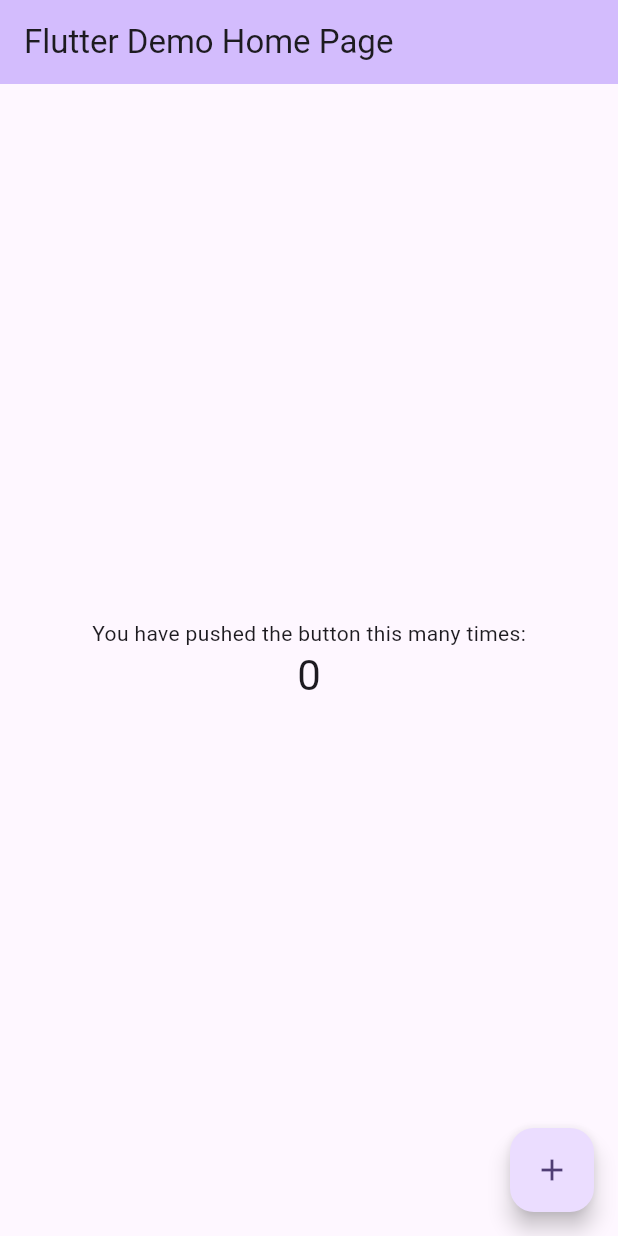
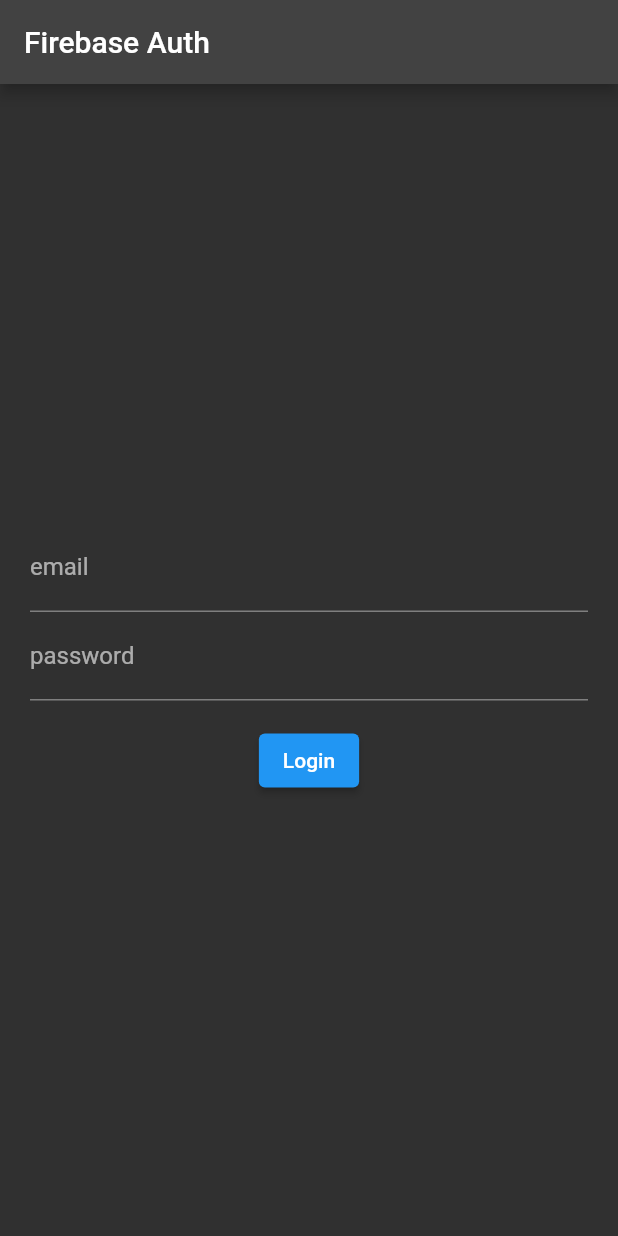
Before and after one commit to Tabbsy/Login_firebase_auth, a Flutter app: the screen it shows after launch, on a phone screen of 412 x 824 dp. Run offline on Flutter 3.47's test engine with Material 2 defaults, Android fonts, the phone set to English and light mode, and no system bars; our stand-ins replace firebase_auth, firebase_core; accounts and stored records are empty.

Commit message:
Try of setup

```diff
--- /dev/null
+++ b/lib/auth.dart
@@ -0,0 +1,33 @@
+import 'package:firebase_auth/firebase_auth.dart';
+
+class Auth {
+  final FirebaseAuth _firebaseAuth = FirebaseAuth.instance;
+
+  User? get currentUser => _firebaseAuth.currentUser;
+
+  Stream<User?> get authStateChanges => _firebaseAuth.authStateChanges();
+
+  Future<void> signInWithEmailAndPassword({
+    required String email,
+    required String password,
+  }) async {
+    await _firebaseAuth.signInWithEmailAndPassword(
+      email: email,
+      password: password,
+    );
+  }
+
+  Future<void> createUserWithEmailAndPassword({
+    required String email,
+    required String password,
+  }) async {
+    await _firebaseAuth.createUserWithEmailAndPassword(
+      email: email,
+      password: password,
+    );
+  }
+
+  Future<void> signOut() async {
+    await _firebaseAuth.signOut();
+  }
+}
--- a/lib/main.dart
+++ b/lib/main.dart
@@ -1,125 +1,30 @@
 import 'package:flutter/material.dart';
+import 'package:firebase_core/firebase_core.dart';
+import 'package:login_firebase/widget_tree.dart';
 
-void main() {
-  runApp(const MyApp());
+import 'firebase_options.dart';
+
+void main() async {
+  WidgetsFlutterBinding.ensureInitialized();
+
+  await Firebase.initializeApp(options: DefaultFirebaseOptions.currentPlatform);
+  //initilization of Firebase app
+
+  // other Firebase service initialization
+
+  runApp(MyApp());
 }
 
 class MyApp extends StatelessWidget {
-  const MyApp({super.key});
+  const MyApp({Key? key}) : super(key: key);
 
   // This widget is the root of your application.
   @override
   Widget build(BuildContext context) {
     return MaterialApp(
-      title: 'Flutter Demo',
-      theme: ThemeData(
-        // This is the theme of your application.
-        //
-        // TRY THIS: Try running your application with "flutter run". You'll see
-        // the application has a blue toolbar. Then, without quitting the app,
-        // try changing the seedColor in the colorScheme below to Colors.green
-        // and then invoke "hot reload" (save your changes or press the "hot
-        // reload" button in a Flutter-supported IDE, or press "r" if you used
-        // the command line to start the app).
-        //
-        // Notice that the counter didn't reset back to zero; the application
-        // state is not lost during the reload. To reset the state, use hot
-        // restart instead.
-        //
-        // This works for code too, not just values: Most code changes can be
-        // tested with just a hot reload.
-        colorScheme: ColorScheme.fromSeed(seedColor: Colors.deepPurple),
-        useMaterial3: true,
-      ),
-      home: const MyHomePage(title: 'Flutter Demo Home Page'),
+      debugShowCheckedModeBanner: false,
+      theme: ThemeData.dark(),
+      home: const WidgetTree(),
     );
   }
 }
-
-class MyHomePage extends StatefulWidget {
-  const MyHomePage({super.key, required this.title});
-
-  // This widget is the home page of your application. It is stateful, meaning
-  // that it has a State object (defined below) that contains fields that affect
-  // how it looks.
-
-  // This class is the configuration for the state. It holds the values (in this
-  // case the title) provided by the parent (in this case the App widget) and
-  // used by the build method of the State. Fields in a Widget subclass are
-  // always marked "final".
-
-  final String title;
-
-  @override
-  State<MyHomePage> createState() => _MyHomePageState();
-}
-
-class _MyHomePageState extends State<MyHomePage> {
-  int _counter = 0;
-
-  void _incrementCounter() {
-    setState(() {
-      // This call to setState tells the Flutter framework that something has
-      // changed in this State, which causes it to rerun the build method below
-      // so that the display can reflect the updated values. If we changed
-      // _counter without calling setState(), then the build method would not be
-      // called again, and so nothing would appear to happen.
-      _counter++;
-    });
-  }
-
-  @override
-  Widget build(BuildContext context) {
-    // This method is rerun every time setState is called, for instance as done
-    // by the _incrementCounter method above.
-    //
-    // The Flutter framework has been optimized to make rerunning build methods
-    // fast, so that you can just rebuild anything that needs updating rather
-    // than having to individually change instances of widgets.
-    return Scaffold(
-      appBar: AppBar(
-        // TRY THIS: Try changing the color here to a specific color (to
-        // Colors.amber, perhaps?) and trigger a hot reload to see the AppBar
-        // change color while the other colors stay the same.
-        backgroundColor: Theme.of(context).colorScheme.inversePrimary,
-        // Here we take the value from the MyHomePage object that was created by
-        // the App.build method, and use it to set our appbar title.
-        title: Text(widget.title),
-      ),
-      body: Center(
-        // Center is a layout widget. It takes a single child and positions it
-        // in the middle of the parent.
-        child: Column(
-          // Column is also a layout widget. It takes a list of children and
-          // arranges them vertically. By default, it sizes itself to fit its
-          // children horizontally, and tries to be as tall as its parent.
-          //
-          // Column has various properties to control how it sizes itself and
-          // how it positions its children. Here we use mainAxisAlignment to
-          // center the children vertically; the main axis here is the vertical
-          // axis because Columns are vertical (the cross axis would be
-          // horizontal).
-          //
-          // TRY THIS: Invoke "debug painting" (choose the "Toggle Debug Paint"
-          // action in the IDE, or press "p" in the console), to see the
-          // wireframe for each widget.
-          mainAxisAlignment: MainAxisAlignment.center,
-          children: <Widget>[
-            const Text(
-              'You have pushed the button this many times:',
-            ),
-            Text(
-              '$_counter',
-              style: Theme.of(context).textTheme.headlineMedium,
-            ),
-          ],
-        ),
-      ),
-      floatingActionButton: FloatingActionButton(
-        onPressed: _incrementCounter,
-        tooltip: 'Increment',
-        child: const Icon(Icons.add),
-      ), // This trailing comma makes auto-formatting nicer for build methods.
-    );
-  }
-}
--- /dev/null
+++ b/lib/pages/login_register_page.dart
@@ -0,0 +1,107 @@
+import 'package:firebase_auth/firebase_auth.dart';
+import 'package:flutter/material.dart';
+import 'package:login_firebase/auth.dart';
+
+class LoginPage extends StatefulWidget {
+  const LoginPage({super.key});
+
+  @override
+  State<LoginPage> createState() => _LoginPageState();
+}
+
+class _LoginPageState extends State<LoginPage> {
+  String? errorMessage = '';
+  bool isLogin = true;
+
+  final TextEditingController _controllerEmail = TextEditingController();
+  final TextEditingController _controllerPassword = TextEditingController();
+
+  Future<void> signInWithEmailAndPassword() async {
+    try {
+      await Auth().signInWithEmailAndPassword(
+        email: _controllerEmail.text,
+        password: _controllerPassword.text,
+      );
+    } on FirebaseAuthException catch (e) {
+      setState(() {
+        errorMessage = e.message;
+      });
+    }
+  }
+
+  Future<void> createUserWithEmailAndPassword() async {
+    try {
+      await Auth().createUserWithEmailAndPassword(
+        email: _controllerEmail.text,
+        password: _controllerPassword.text,
+      );
+    } on FirebaseAuthException catch (e) {
+      setState(() {
+        errorMessage = e.message;
+      });
+    }
+  }
+
+  Widget _title() {
+    return const Text('Firebase Auth');
+  }
+
+  Widget _entryField(
+    String title,
+    TextEditingController controller,
+  ) {
+    return TextField(
+      controller: controller,
+      decoration: InputDecoration(
+        labelText: title,
+      ),
+    );
+  }
+
+  Widget _errorMessage() {
+    return Text(errorMessage == '' ? '' : 'Hmm ? $errorMessage');
+  }
+
+  Widget _summitButton() {
+    return ElevatedButton(
+      onPressed:
+          isLogin ? signInWithEmailAndPassword : createUserWithEmailAndPassword,
+      child: Text(isLogin ? 'Login' : 'Register'),
+    );
+  }
+
+  Widget _loginOrRegisterButton() {
+    return TextButton(
+      onPressed: () {
+        setState(() {
+          isLogin = !isLogin;
+        });
+      },
+      child: Text(isLogin ? 'Register instead' : 'Login instead'),
+    );
+  }
+
+  @override
+  Widget build(BuildContext context) {
+    return Scaffold(
+      appBar: AppBar(
+        title: _title(),
+      ),
+      body: Container(
+        height: double.infinity,
+        width: double.infinity,
+        padding: const EdgeInsets.all(20),
+        child: Column(
+          crossAxisAlignment: CrossAxisAlignment.center,
+          mainAxisAlignment: MainAxisAlignment.center,
+          children: <Widget>[
+            _entryField('email', _controllerEmail),
+            _entryField('password', _controllerPassword),
+            _errorMessage(),
+            _summitButton(),
+          ],
+        ),
+      ),
+    );
+  }
+}
--- /dev/null
+++ b/lib/widget_tree.dart
@@ -0,0 +1,27 @@
+import 'package:login_firebase/auth.dart';
+import 'package:login_firebase/pages/home_page.dart';
+import 'package:login_firebase/pages/login_register_page.dart';
+import 'package:flutter/material.dart';
+
+class WidgetTree extends StatefulWidget {
+  const WidgetTree({super.key});
+
+  @override
+  State<WidgetTree> createState() => _WidgetTreeState();
+}
+
+class _WidgetTreeState extends State<WidgetTree> {
+  @override
+  Widget build(BuildContext context) {
+    return StreamBuilder(
+      stream: Auth().authStateChanges,
+      builder: (context, snapshot) {
+        if (snapshot.hasData) {
+          return HomePage();
+        } else {
+          return const LoginPage();
+        }
+      },
+    );
+  }
+}
--- a/pubspec.yaml
+++ b/pubspec.yaml
@@ -35,6 +35,8 @@ dependencies:
   # The following adds the Cupertino Icons font to your application.
   # Use with the CupertinoIcons class for iOS style icons.
   cupertino_icons: ^1.0.2
+  firebase_core: ^2.17.0
+  firebase_auth: ^4.10.1
 
 dev_dependencies:
   flutter_test:
```
Also changed, not shown: lib/login_page/login_page.dart (added, +179 -0 lines), lib/pages/home_page.dart (added, +52 -0 lines), lib/firebase_options.dart (added), pubspec.lock, 10 other files.
